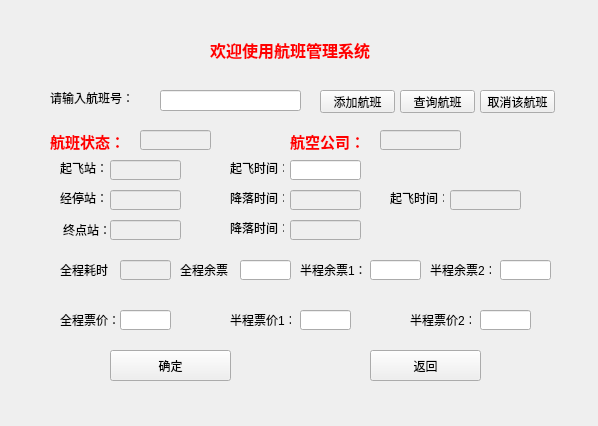
Above: Qtfirst/managerwid.ui from LiruichenSpace/Airline-System before the change. Below: the same form after it.
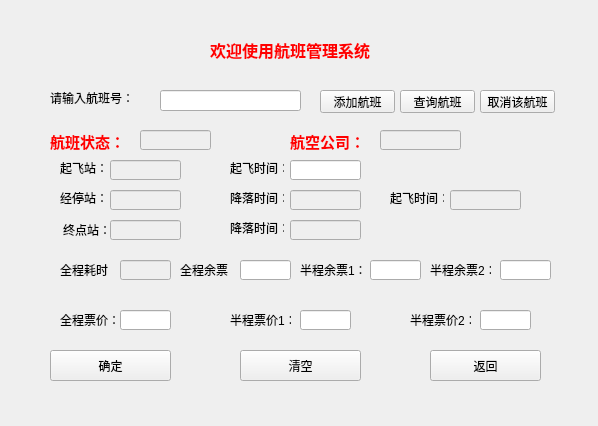
That is the form after the change.

Diff of the .ui file:
```diff
--- a/Qtfirst/managerwid.ui
+++ b/Qtfirst/managerwid.ui
@@ -466,7 +466,7 @@
   <widget class="QPushButton" name="confirm">
    <property name="geometry">
     <rect>
-     <x>110</x>
+     <x>50</x>
      <y>350</y>
      <width>121</width>
      <height>31</height>
@@ -479,7 +479,7 @@
   <widget class="QPushButton" name="back">
    <property name="geometry">
     <rect>
-     <x>370</x>
+     <x>430</x>
      <y>350</y>
      <width>111</width>
      <height>31</height>
@@ -515,6 +515,19 @@
     <string>添加航班</string>
    </property>
   </widget>
+  <widget class="QPushButton" name="clean">
+   <property name="geometry">
+    <rect>
+     <x>240</x>
+     <y>350</y>
+     <width>121</width>
+     <height>31</height>
+    </rect>
+   </property>
+   <property name="text">
+    <string>清空</string>
+   </property>
+  </widget>
  </widget>
  <layoutdefault spacing="6" margin="11"/>
  <resources/>
```
